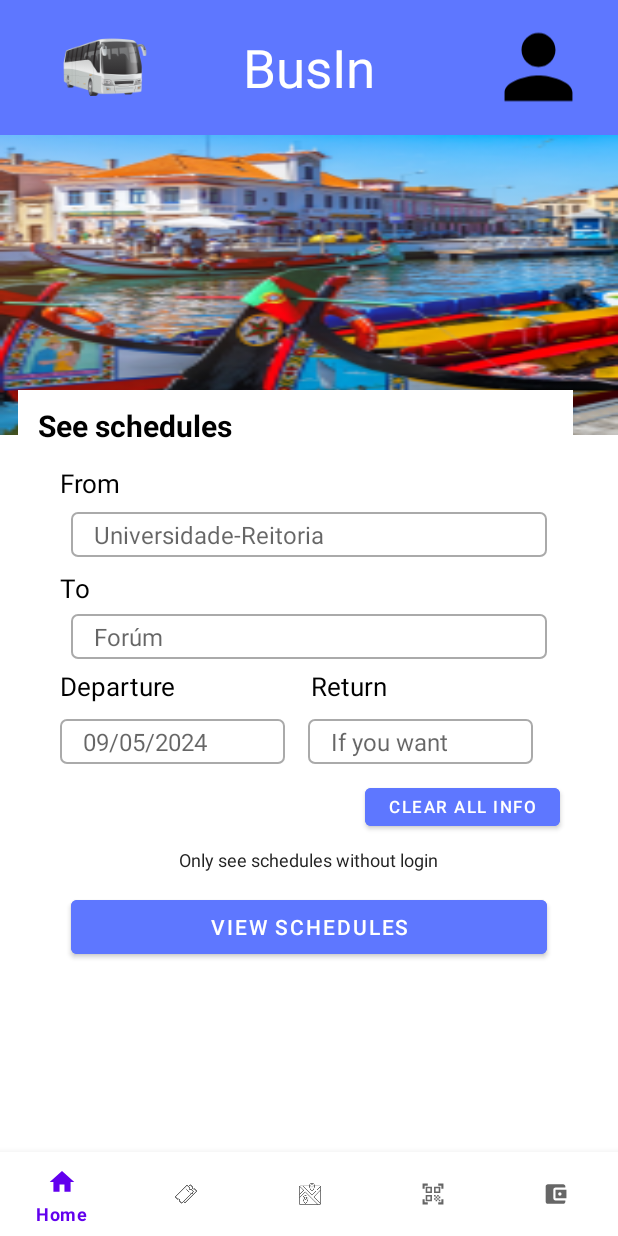
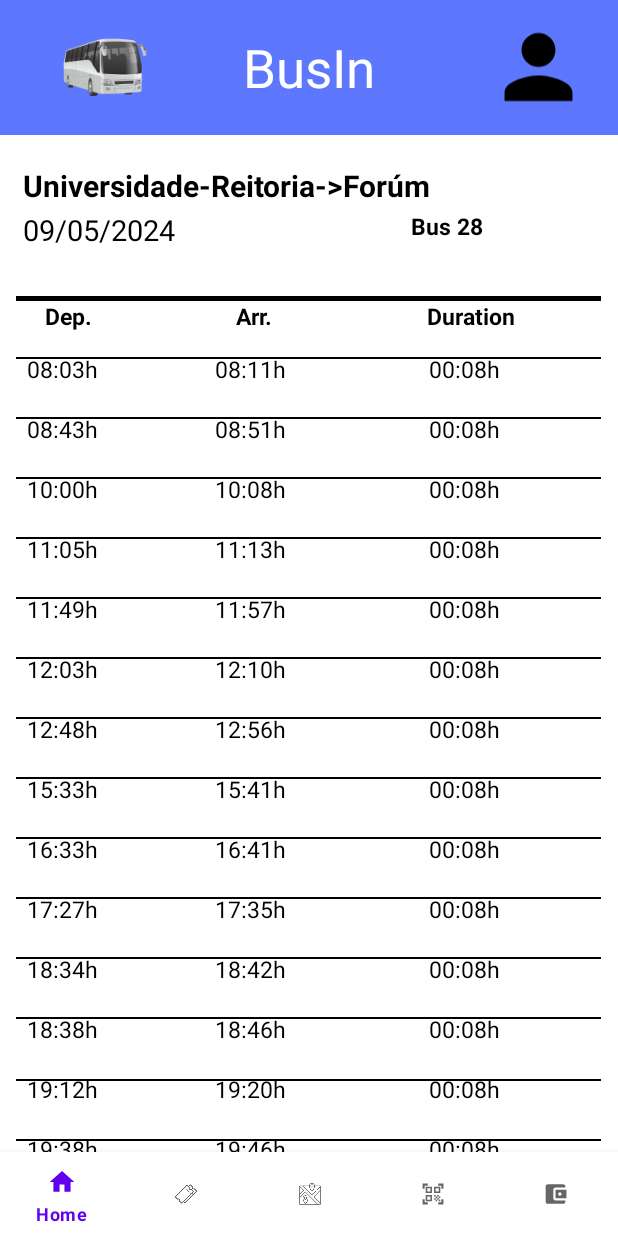
Before and after one commit to TiagoAlb12/BusIn_IHC, an Android app: the screen it shows after launch (MainActivity), after a tap on "VIEW SCHEDULES", on a phone screen of 412 x 824 dp. Run offline under Robolectric (Android 15) with nearby library versions, the phone set to English and light mode, and no system bars.

Commit message:
schedule(logout) to buyTicket(login)

```diff
--- a/App/app/src/main/java/com/example/app/home/HomeFragment.kt
+++ b/App/app/src/main/java/com/example/app/home/HomeFragment.kt
@@ -6,7 +6,12 @@ import androidx.fragment.app.Fragment
 import android.view.LayoutInflater
 import android.view.View
 import android.view.ViewGroup
+import android.widget.Button
+import com.example.app.MainActivity
 import com.example.app.R
+import com.example.app.buyTicket.BuyTicketFragment
+import com.example.app.viewSchedules.ViewSchedulesFragment
+import org.jetbrains.annotations.Async.Schedule
 
 class HomeFragment : Fragment() {
 
@@ -26,6 +31,19 @@ class HomeFragment : Fragment() {
         inflater: LayoutInflater, container: ViewGroup?,
         savedInstanceState: Bundle?
     ): View {
-        return inflater.inflate(R.layout.fragment_home, container, false)
+        val view = inflater.inflate(R.layout.fragment_home, container, false)
+
+        val btnSchedule = view.findViewById<Button>(R.id.schedulesButton)
+        if (!(activity as MainActivity).isLogged) {
+            btnSchedule.setOnClickListener {
+                (activity as MainActivity).replaceFragment(ViewSchedulesFragment())
+            }
+        } else {
+            btnSchedule.setOnClickListener {
+                (activity as MainActivity).replaceFragment(BuyTicketFragment())
+            }
+        }
+
+        return view
     }
 }
--- a/App/app/src/main/res/layout/fragment_home.xml
+++ b/App/app/src/main/res/layout/fragment_home.xml
@@ -165,7 +165,7 @@
                     android:layout_marginTop="8dp"/>
 
                 <Button
-                    android:id="@+id/schedulesButtom"
+                    android:id="@+id/schedulesButton"
                     android:layout_width="317dp"
                     android:layout_height="wrap_content"
                     android:text="@string/view_schedules"
--- a/App/app/src/main/res/layout/fragment_view_schedules.xml
+++ b/App/app/src/main/res/layout/fragment_view_schedules.xml
@@ -3,7 +3,7 @@
     xmlns:tools="http://schemas.android.com/tools"
     android:layout_width="match_parent"
     android:layout_height="match_parent"
-    tools:context=".buyTicket.BuyTicketFragment">
+    tools:context=".viewSchedules.ViewSchedulesFragment">
 
     <TextView
         android:layout_width="wrap_content"
```
